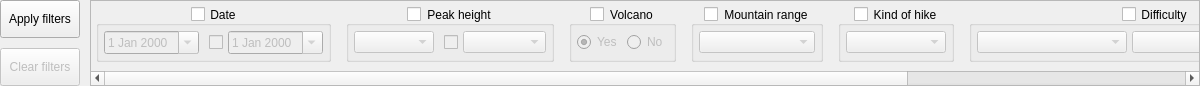
svetter/pal, file src/ui/ascent_filter_bar.ui: the form before one commit.
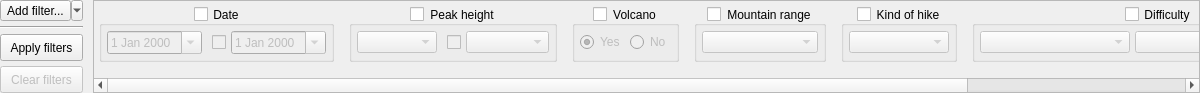
The form after the commit.

Commit message:
Add wizard for creating new filter
For #158

The edit to the form file:
```diff
--- a/src/ui/ascent_filter_bar.ui
+++ b/src/ui/ascent_filter_bar.ui
@@ -7,7 +7,7 @@
     <x>0</x>
     <y>0</y>
     <width>1200</width>
-    <height>86</height>
+    <height>93</height>
    </rect>
   </property>
   <property name="sizePolicy">
@@ -16,7 +16,7 @@
     <verstretch>0</verstretch>
    </sizepolicy>
   </property>
-  <layout class="QHBoxLayout" name="ascentsFilterBarLayout">
+  <layout class="QHBoxLayout" name="ascentsFilterBarLayout" stretch="0,1">
    <property name="spacing">
     <number>10</number>
    </property>
@@ -33,10 +33,36 @@
     <number>0</number>
    </property>
    <item>
-    <layout class="QVBoxLayout" name="filterControlButtonsLayout" stretch="1,1">
+    <layout class="QVBoxLayout" name="filterControlButtonsLayout" stretch="0,0,1,1">
      <property name="spacing">
-      <number>10</number>
+      <number>5</number>
      </property>
+     <item>
+      <widget class="QToolButton" name="addFilterButton">
+       <property name="sizePolicy">
+        <sizepolicy hsizetype="Minimum" vsizetype="Fixed">
+         <horstretch>0</horstretch>
+         <verstretch>0</verstretch>
+        </sizepolicy>
+       </property>
+       <property name="text">
+        <string>Add filter...</string>
+       </property>
+       <property name="popupMode">
+        <enum>QToolButton::MenuButtonPopup</enum>
+       </property>
+       <property name="toolButtonStyle">
+        <enum>Qt::ToolButtonTextBesideIcon</enum>
+       </property>
+      </widget>
+     </item>
+     <item>
+      <widget class="Line" name="filterControlButtonsLine">
+       <property name="orientation">
+        <enum>Qt::Horizontal</enum>
+       </property>
+      </widget>
+     </item>
      <item>
       <widget class="QPushButton" name="applyFiltersButton">
        <property name="sizePolicy">
@@ -93,11 +119,11 @@
        <rect>
         <x>0</x>
         <y>0</y>
-        <width>1473</width>
-        <height>70</height>
+        <width>1365</width>
+        <height>77</height>
        </rect>
       </property>
-      <layout class="QHBoxLayout" name="filtersScrollAreaLayout" stretch="0,0,0,0,0,0,0,0,0">
+      <layout class="QHBoxLayout" name="filtersScrollAreaLayout" stretch="0,0,0,0,0,0,0">
        <property name="spacing">
         <number>15</number>
        </property>
@@ -590,26 +616,6 @@
          </layout>
         </widget>
        </item>
-       <item>
-        <widget class="Line" name="addFilterLine">
-         <property name="orientation">
-          <enum>Qt::Vertical</enum>
-         </property>
-        </widget>
-       </item>
-       <item>
-        <widget class="QToolButton" name="addFilterButton">
-         <property name="text">
-          <string>Add filter</string>
-         </property>
-         <property name="popupMode">
-          <enum>QToolButton::MenuButtonPopup</enum>
-         </property>
-         <property name="toolButtonStyle">
-          <enum>Qt::ToolButtonTextBesideIcon</enum>
-         </property>
-        </widget>
-       </item>
       </layout>
      </widget>
     </widget>
```
The commit also changes 6 other files.
